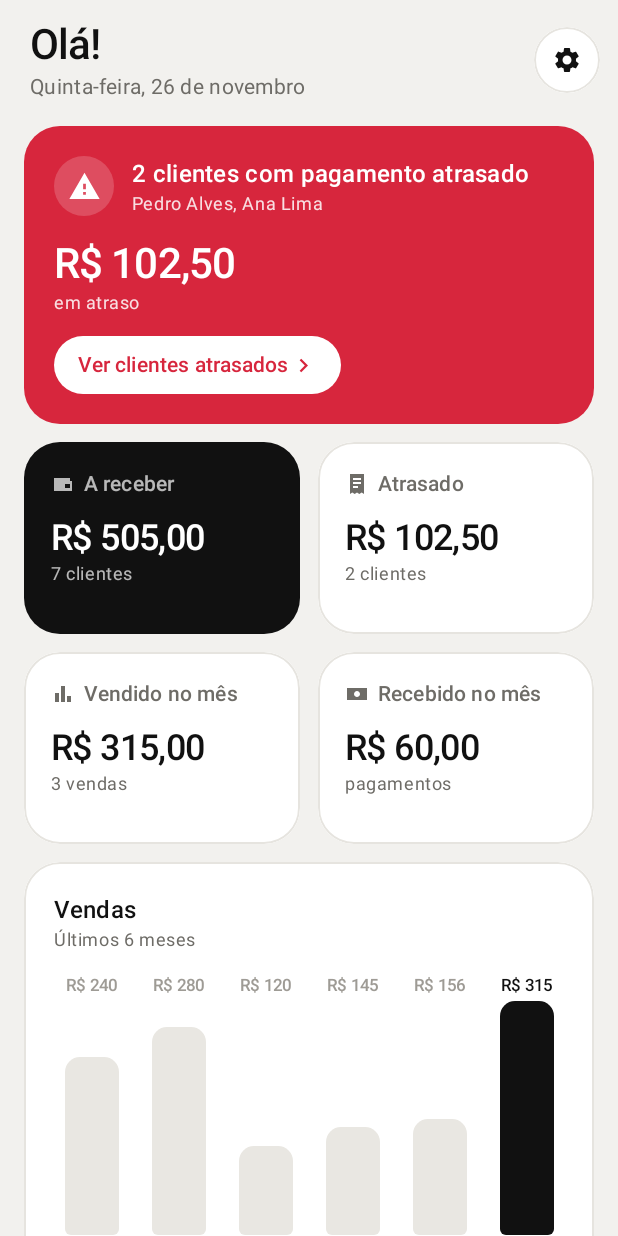
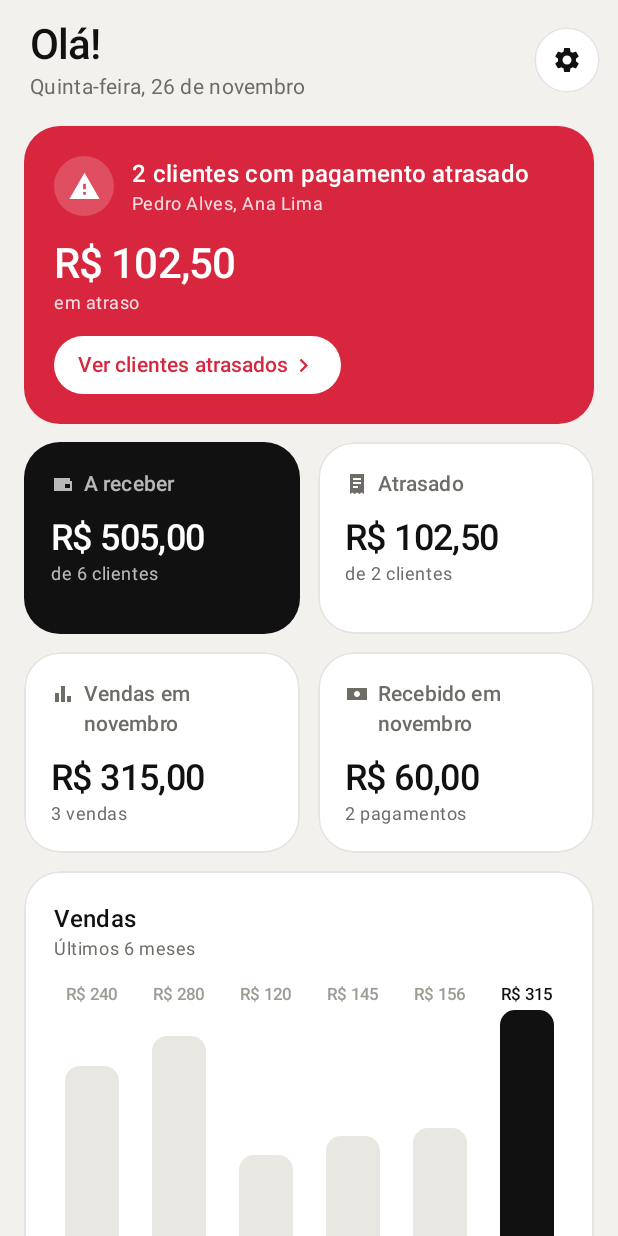
Before and after one commit to ThamyrisSantana/tat-app, an Android app built with Jetpack Compose: the composable DashboardScreen shown on its own in the app's theme, on a phone screen of 412 x 824 dp. Run offline under Robolectric (Android 15) with nearby library versions, the phone set to English and light mode, and no system bars; our stand-ins replace Dagger/Hilt's generated code; libraries missing offline, so code that uses them is left out: androidx.hilt.lifecycle.

Commit message:
fix(ui): show full KPI labels and correct plurals
On phones with a large font the one-line tile labels were cut
("Vendido no"). Labels now wrap to two lines and tiles in a row share
the tallest height (KpiRow). The dashboard says "Vendas em novembro"
and "Recebido em novembro", counts only customers who owe, shows the
number of payments, and plurals read "1 cliente", "1 parcela".
The reports tile counted at most 5 customers (the top list); it now
counts every customer who bought in the month.

Co-Authored-By: Claude Opus 5.5 <noreply@anthropic.com>

```diff
--- a/android/app/src/main/java/br/vendas/app/domain/Reports.kt
+++ b/android/app/src/main/java/br/vendas/app/domain/Reports.kt
@@ -14,6 +14,8 @@ data class MonthReport(
     val month: YearMonth,
     val total: Money,
     val purchaseCount: Int,
+    /** Distinct customers who bought in the month. */
+    val customerCount: Int,
     val averageTicket: Money,
     val cashTotal: Money,
     val installmentsTotal: Money,
@@ -74,6 +76,7 @@ object Reports {
             month = month,
             total = total,
             purchaseCount = inMonth.size,
+            customerCount = inMonth.map { it.customerId }.distinct().size,
             averageTicket = if (inMonth.isEmpty()) Money.ZERO else Money(total.cents / inMonth.size),
             cashTotal = inMonth.filter { it.paymentType == PaymentType.CASH }.map { it.total }.sum(),
             installmentsTotal = inMonth.filter { it.paymentType == PaymentType.INSTALLMENTS }.map { it.total }.sum(),
--- a/android/app/src/main/java/br/vendas/app/ui/customers/CustomerDetailScreen.kt
+++ b/android/app/src/main/java/br/vendas/app/ui/customers/CustomerDetailScreen.kt
@@ -65,6 +65,7 @@ import br.vendas.app.ui.design.AppIcons
 import br.vendas.app.ui.design.Avatar
 import br.vendas.app.ui.design.CardShape
 import br.vendas.app.ui.design.CircleIconButton
+import br.vendas.app.ui.design.KpiRow
 import br.vendas.app.ui.design.KpiTile
 import br.vendas.app.ui.design.ListRow
 import br.vendas.app.ui.design.Panel
@@ -277,7 +278,7 @@ private fun OverdueBanner(balance: CustomerBalance) {
 private fun BalanceTiles(detail: CustomerDetail) {
     val balance = detail.balance
     Column(verticalArrangement = Arrangement.spacedBy(12.dp)) {
-        Row(horizontalArrangement = Arrangement.spacedBy(12.dp)) {
+        KpiRow {
             KpiTile(
                 label = "Total devido",
                 value = balance.openAmount.format(),
@@ -293,7 +294,7 @@ private fun BalanceTiles(detail: CustomerDetail) {
                 modifier = Modifier.weight(1f),
             )
         }
-        Row(horizontalArrangement = Arrangement.spacedBy(12.dp)) {
+        KpiRow {
             KpiTile(
                 label = "Total comprado",
                 value = detail.totalBought.format(),
--- a/android/app/src/main/java/br/vendas/app/ui/dashboard/DashboardScreen.kt
+++ b/android/app/src/main/java/br/vendas/app/ui/dashboard/DashboardScreen.kt
@@ -38,12 +38,15 @@ import br.vendas.app.ui.common.LoadStateContent
 import br.vendas.app.ui.common.formatCompact
 import br.vendas.app.ui.common.formatLong
 import br.vendas.app.ui.common.formatShort
+import br.vendas.app.ui.common.longName
+import br.vendas.app.ui.common.plural
 import br.vendas.app.ui.common.shortName
 import br.vendas.app.ui.design.AppIcons
 import br.vendas.app.ui.design.Avatar
 import br.vendas.app.ui.design.Bar
 import br.vendas.app.ui.design.BarChart
 import br.vendas.app.ui.design.CircleIconButton
+import br.vendas.app.ui.design.KpiRow
 import br.vendas.app.ui.design.KpiTile
 import br.vendas.app.ui.design.ListRow
 import br.vendas.app.ui.design.OverdueAlert
@@ -66,6 +69,10 @@ data class DashboardData(
     val soldThisMonth: Money,
     val salesThisMonth: Int,
     val receivedThisMonth: Money,
+    val paymentsThisMonth: Int,
+    /** "novembro" */
+    val monthName: String,
+    /** Customers who still owe something. */
     val customerCount: Int,
     val lastMonths: List<MonthlySales>,
     val upcoming: List<OpenInstallment>,
@@ -92,7 +99,9 @@ class DashboardViewModel @Inject constructor(
             soldThisMonth = report.total,
             salesThisMonth = report.purchaseCount,
             receivedThisMonth = report.received,
-            customerCount = balances.size,
+            paymentsThisMonth = snapshot.payments.count { YearMonth.from(it.paidOn) == month },
+            monthName = month.longName().substringBefore(" de ").lowercase(),
+            customerCount = balances.count { it.openAmount > Money.ZERO },
             lastMonths = Reports.salesByMonth(snapshot.purchases, Reports.monthsUpTo(month, 6)),
             upcoming = snapshot.openInstallmentsDueUntil(today.plusDays(7)).filterNot { it.installment.isOverdue(today) },
         )
@@ -152,11 +161,11 @@ fun DashboardScreen(
                         }
                     }
                     item {
-                        Row(horizontalArrangement = Arrangement.spacedBy(12.dp)) {
+                        KpiRow {
                             KpiTile(
                                 label = "A receber",
                                 value = data.totalOpen.format(),
-                                caption = "${data.customerCount} clientes",
+                                caption = "de ${plural(data.customerCount, "cliente", "clientes")}",
                                 style = TileStyle.DARK,
                                 icon = AppIcons.Wallet,
                                 onClick = onOpenReceivables,
@@ -165,7 +174,7 @@ fun DashboardScreen(
                             KpiTile(
                                 label = "Atrasado",
                                 value = data.overdueTotal.format(),
-                                caption = "${data.overdueCustomers.size} clientes",
+                                caption = "de ${plural(data.overdueCustomers.size, "cliente", "clientes")}",
                                 icon = br.vendas.app.ui.design.AppIcons.Receipt,
                                 onClick = onOpenOverdueCustomers,
                                 modifier = Modifier.weight(1f),
@@ -173,19 +182,19 @@ fun DashboardScreen(
                         }
                     }
                     item {
-                        Row(horizontalArrangement = Arrangement.spacedBy(12.dp)) {
+                        KpiRow {
                             KpiTile(
-                                label = "Vendido no mês",
+                                label = "Vendas em ${data.monthName}",
                                 value = data.soldThisMonth.format(),
-                                caption = "${data.salesThisMonth} vendas",
+                                caption = plural(data.salesThisMonth, "venda", "vendas"),
                                 icon = AppIcons.BarChart,
                                 onClick = onOpenReports,
                                 modifier = Modifier.weight(1f),
                             )
                             KpiTile(
-                                label = "Recebido no mês",
+                                label = "Recebido em ${data.monthName}",
                                 value = data.receivedThisMonth.format(),
-                                caption = "pagamentos",
+                                caption = plural(data.paymentsThisMonth, "pagamento", "pagamentos"),
                                 icon = AppIcons.Cash,
                                 modifier = Modifier.weight(1f),
                             )
--- a/android/app/src/main/java/br/vendas/app/ui/design/Components.kt
+++ b/android/app/src/main/java/br/vendas/app/ui/design/Components.kt
@@ -9,6 +9,8 @@ import androidx.compose.foundation.layout.Arrangement
 import androidx.compose.foundation.layout.Box
 import androidx.compose.foundation.layout.Column
 import androidx.compose.foundation.layout.ColumnScope
+import androidx.compose.foundation.layout.IntrinsicSize
+import androidx.compose.foundation.layout.fillMaxHeight
 import androidx.compose.foundation.layout.PaddingValues
 import androidx.compose.foundation.layout.Row
 import androidx.compose.foundation.layout.RowScope
@@ -138,6 +140,16 @@ fun SectionHeader(
 
 enum class TileStyle { LIGHT, DARK, DANGER }
 
+/** Side-by-side KPI tiles of equal height. Give each tile `Modifier.weight(1f)`. */
+@Composable
+fun KpiRow(modifier: Modifier = Modifier, content: @Composable RowScope.() -> Unit) {
+    Row(
+        modifier.fillMaxWidth().height(IntrinsicSize.Min),
+        horizontalArrangement = Arrangement.spacedBy(12.dp),
+        content = content,
+    )
+}
+
 /** A big number with its label, as in the reference dashboards' KPI row. */
 @Composable
 fun KpiTile(
@@ -157,6 +169,8 @@ fun KpiTile(
     }
     Column(
         modifier
+            // In a KpiRow, tiles stretch to the tallest one so labels that wrap keep the row even.
+            .fillMaxHeight()
             .clip(CardShape)
             .background(background)
             .then(if (style == TileStyle.LIGHT) Modifier.border(1.dp, colors.cardBorder, CardShape) else Modifier)
@@ -164,12 +178,13 @@ fun KpiTile(
             .padding(18.dp)
             .heightIn(min = 92.dp),
     ) {
-        Row(verticalAlignment = Alignment.CenterVertically) {
+        Row(verticalAlignment = Alignment.Top) {
             if (icon != null) {
-                Icon(icon, contentDescription = null, tint = secondary, modifier = Modifier.size(16.dp))
+                Icon(icon, contentDescription = null, tint = secondary, modifier = Modifier.padding(top = 2.dp).size(16.dp))
                 Spacer(Modifier.width(6.dp))
             }
-            Text(label, style = MaterialTheme.typography.labelLarge, color = secondary, maxLines = 1)
+            // Wraps instead of cutting words when the phone uses a large font.
+            Text(label, style = MaterialTheme.typography.labelLarge, color = secondary, maxLines = 2, overflow = TextOverflow.Ellipsis)
         }
         Text(
             value,
```
Also changed, not shown: android/app/src/main/java/br/vendas/app/ui/receivables/ReceivablesScreen.kt (+7 -5 lines), android/app/src/main/java/br/vendas/app/ui/reports/ReportsScreen.kt (+6 -4 lines), 1 other file.
